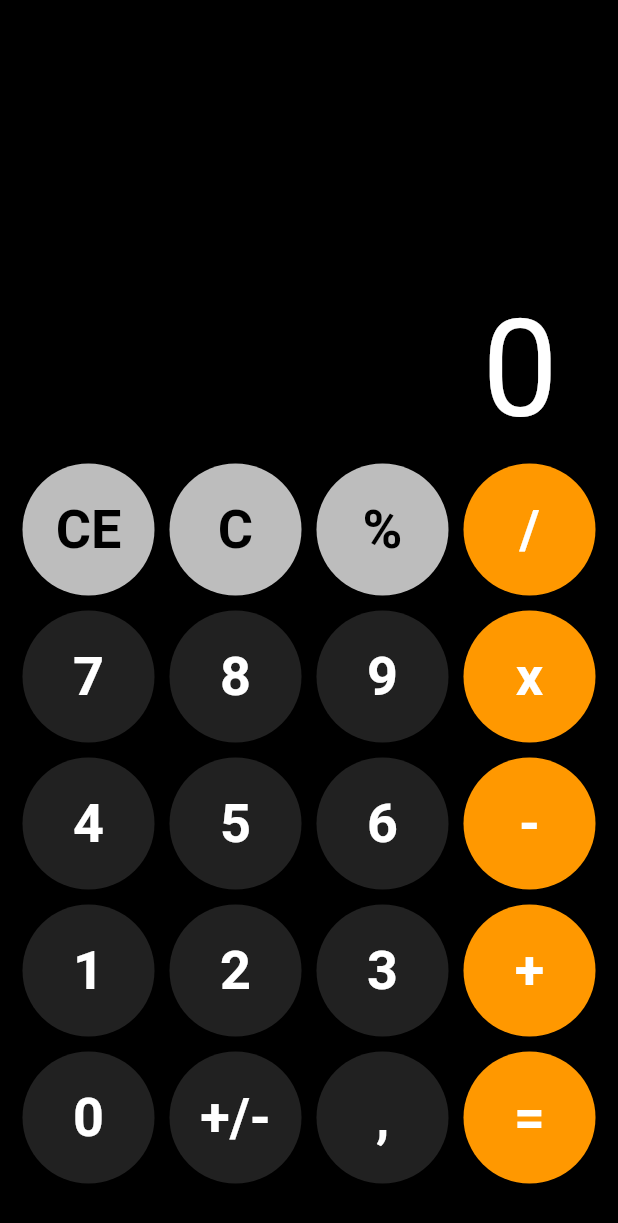
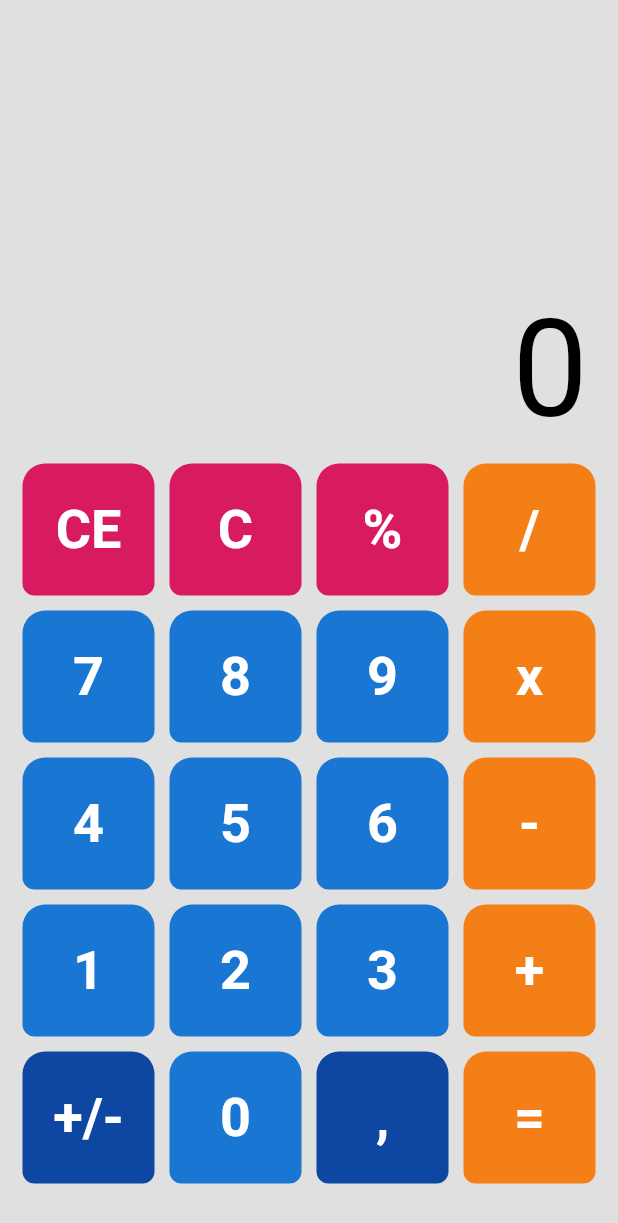
Before and after one commit to egebakisoglu/CalculatorApp, a Flutter app: the screen it shows after launch, on a phone screen of 412 x 824 dp. Shown: the top 1223 px of the screen. Run offline on Flutter 3.47's test engine with Material 2 defaults, Android fonts, the phone set to English and light mode, and no system bars; our stand-ins replace flutter_riverpod, google_fonts; Roboto replaces fonts that are missing (Kanit).

Commit message:
changed theme(colors, font, button shapes)

```diff
--- a/lib/main.dart
+++ b/lib/main.dart
@@ -1,6 +1,7 @@
 import 'package:calculator/screens/calculator_screen.dart';
 import 'package:flutter/material.dart';
 import 'package:flutter_riverpod/flutter_riverpod.dart';
+import 'package:google_fonts/google_fonts.dart';
 
 void main() {
   runApp(ProviderScope(child: const MyApp()));
@@ -14,6 +15,9 @@ class MyApp extends StatelessWidget {
   Widget build(BuildContext context) {
     return MaterialApp(
       debugShowCheckedModeBanner: false,
+      theme: ThemeData(
+        textTheme: GoogleFonts.kanitTextTheme(),
+      ),
       title: 'Calculator App',
       home: CalculatorScreen(),
     );
--- a/lib/screens/calculator_screen.dart
+++ b/lib/screens/calculator_screen.dart
@@ -15,11 +15,11 @@ class CalculatorScreen extends ConsumerWidget {
       "7", "8", "9", "x",
       "4", "5", "6", "-",
       "1", "2", "3", "+",
-      "0", "+/-", ",", "="
+      "+/-", "0", ",", "="
     ];
 
     return Scaffold(
-      backgroundColor: Colors.black,
+      backgroundColor: Colors.grey[300],
       body: SafeArea(
         child: Column(
           mainAxisAlignment: MainAxisAlignment.end,
@@ -28,7 +28,7 @@ class CalculatorScreen extends ConsumerWidget {
               alignment: Alignment.bottomRight,
               height: 120,
               padding: EdgeInsets.symmetric(horizontal: 10, vertical: 5),
-              margin: EdgeInsets.symmetric(horizontal: 30),
+              margin: EdgeInsets.symmetric(horizontal: 10),
               child: Expanded(
                 child: SingleChildScrollView(
                   scrollDirection: Axis.horizontal,
@@ -36,7 +36,7 @@ class CalculatorScreen extends ConsumerWidget {
                   child: Text(
                     calculatorModel.input,
                     style: TextStyle(
-                      color: Colors.white,
+                      color: Colors.black,
                       fontSize: 90,
                     ),
                   ),
@@ -54,20 +54,27 @@ class CalculatorScreen extends ConsumerWidget {
                 itemBuilder: (BuildContext context, int index) {
                   if (index == 0 || index == 1 || index == 2) {
                     return MyButton(
-                      color: Colors.grey[400],
-                      textColor: Colors.black,
+                      color: Colors.pink[600],
+                      textColor: Colors.white,
                       text: buttons[index],
                     );
                   }
                   else if (index == 3 || index == 7 || index == 11 || index == 15 || index == 19){
                     return MyButton(
-                      color: Colors.orange,
+                      color: Colors.yellow[900],
+                      textColor: Colors.white,
+                      text: buttons[index],
+                    );
+                  }
+                  if (index == 16 || index == 18) {
+                    return MyButton(
+                      color: Colors.blue[900],
                       textColor: Colors.white,
                       text: buttons[index],
                     );
                   }
                   return MyButton(
-                    color: Colors.grey[900],
+                    color: Colors.blue[700],
                     textColor: Colors.white,
                     text: buttons[index],
                   );
--- a/lib/widgets/button.dart
+++ b/lib/widgets/button.dart
@@ -17,7 +17,7 @@ class MyButton extends StatelessWidget {
     return Container(
       margin: EdgeInsets.all(5),
       decoration: BoxDecoration(
-        shape: BoxShape.circle,
+        borderRadius: BorderRadius.vertical(top: Radius.circular(15), bottom: Radius.circular(8)),
         color: color,
       ),
       child: Center(
--- a/pubspec.yaml
+++ b/pubspec.yaml
@@ -36,6 +36,7 @@ dependencies:
   # Use with the CupertinoIcons class for iOS style icons.
   cupertino_icons: ^1.0.2
   flutter_riverpod: ^2.4.0
+  google_fonts: ^5.1.0
 
 dev_dependencies:
   flutter_test:
```
Also changed, not shown: pubspec.lock.
